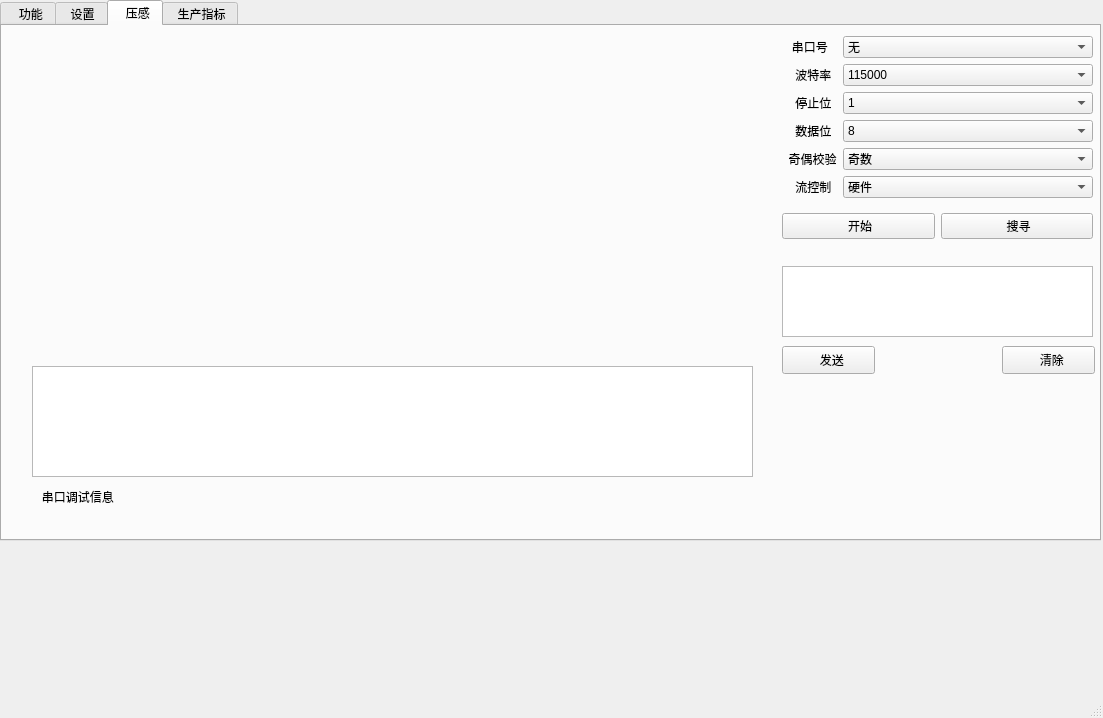
Above: HM013-PC-user/HM013-PC/mainwindow.ui from zzfd97/K73_QTSerial before the change. Below: the same form after it.
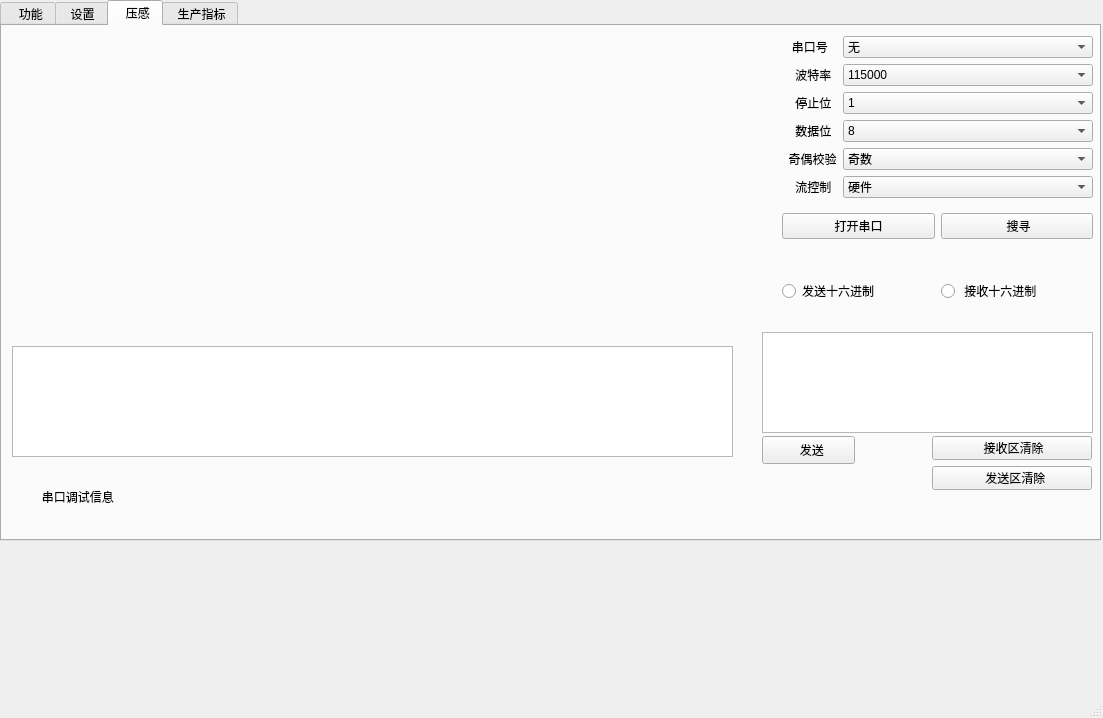
That is the form after the change. Icons and pictures are not drawn. Custom widgets are drawn as their Qt base class.

Diff of the .ui file:
```diff
--- a/HM013-PC-user/HM013-PC/mainwindow.ui
+++ b/HM013-PC-user/HM013-PC/mainwindow.ui
@@ -553,9 +553,9 @@
       </property>
       <property name="geometry">
        <rect>
-        <x>30</x>
-        <y>30</y>
-        <width>721</width>
+        <x>10</x>
+        <y>10</y>
+        <width>741</width>
         <height>301</height>
        </rect>
       </property>
@@ -563,8 +563,8 @@
      <widget class="QTextBrowser" name="textBrowser_3">
       <property name="geometry">
        <rect>
-        <x>30</x>
-        <y>340</y>
+        <x>10</x>
+        <y>320</y>
         <width>721</width>
         <height>111</height>
        </rect>
@@ -746,7 +746,7 @@
        <item>
         <widget class="QPushButton" name="pushButton_7">
          <property name="text">
-          <string> 开始</string>
+          <string>打开串口</string>
          </property>
         </widget>
        </item>
@@ -762,8 +762,8 @@
      <widget class="QPushButton" name="pushButton_9">
       <property name="geometry">
        <rect>
-        <x>780</x>
-        <y>320</y>
+        <x>760</x>
+        <y>410</y>
         <width>93</width>
         <height>28</height>
        </rect>
@@ -772,28 +772,67 @@
        <string>  发送</string>
       </property>
      </widget>
-     <widget class="QTextEdit" name="textEdit_3">
+     <widget class="QWidget" name="verticalLayoutWidget">
+      <property name="geometry">
+       <rect>
+        <x>930</x>
+        <y>410</y>
+        <width>160</width>
+        <height>54</height>
+       </rect>
+      </property>
+      <layout class="QVBoxLayout" name="verticalLayout">
+       <item>
+        <widget class="QPushButton" name="pushButton_11">
+         <property name="text">
+          <string> 接收区清除</string>
+         </property>
+        </widget>
+       </item>
+       <item>
+        <widget class="QPushButton" name="pushButton_10">
+         <property name="text">
+          <string>  发送区清除</string>
+         </property>
+        </widget>
+       </item>
+      </layout>
+     </widget>
+     <widget class="QPlainTextEdit" name="serialSendWindow">
+      <property name="geometry">
+       <rect>
+        <x>760</x>
+        <y>306</y>
+        <width>331</width>
+        <height>101</height>
+       </rect>
+      </property>
+     </widget>
+     <widget class="QWidget" name="horizontalLayoutWidget_2">
       <property name="geometry">
        <rect>
         <x>780</x>
-        <y>240</y>
+        <y>230</y>
         <width>311</width>
         <height>71</height>
        </rect>
       </property>
-     </widget>
-     <widget class="QPushButton" name="pushButton_10">
-      <property name="geometry">
-       <rect>
-        <x>1000</x>
-        <y>320</y>
-        <width>93</width>
-        <height>28</height>
-       </rect>
-      </property>
-      <property name="text">
-       <string>  清除</string>
-      </property>
+      <layout class="QHBoxLayout" name="horizontalLayout_2">
+       <item>
+        <widget class="QRadioButton" name="m_recvHex">
+         <property name="text">
+          <string>发送十六进制</string>
+         </property>
+        </widget>
+       </item>
+       <item>
+        <widget class="QRadioButton" name="m_sendHex">
+         <property name="text">
+          <string> 接收十六进制</string>
+         </property>
+        </widget>
+       </item>
+      </layout>
      </widget>
     </widget>
     <widget class="QWidget" name="tab_4">
```
